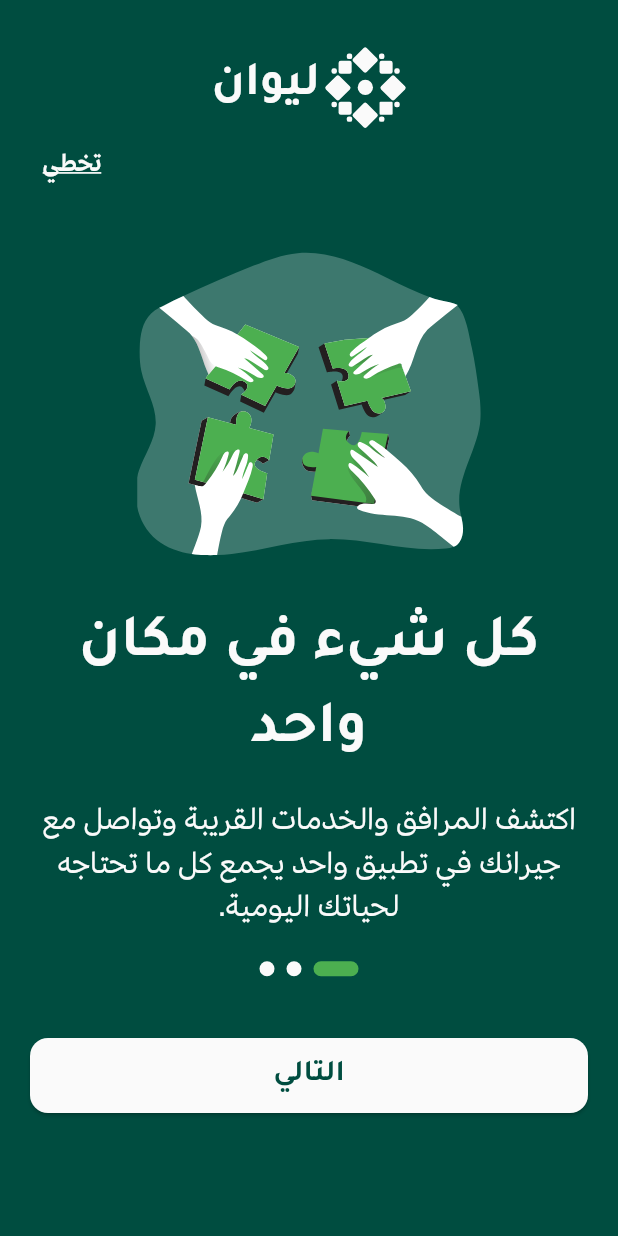
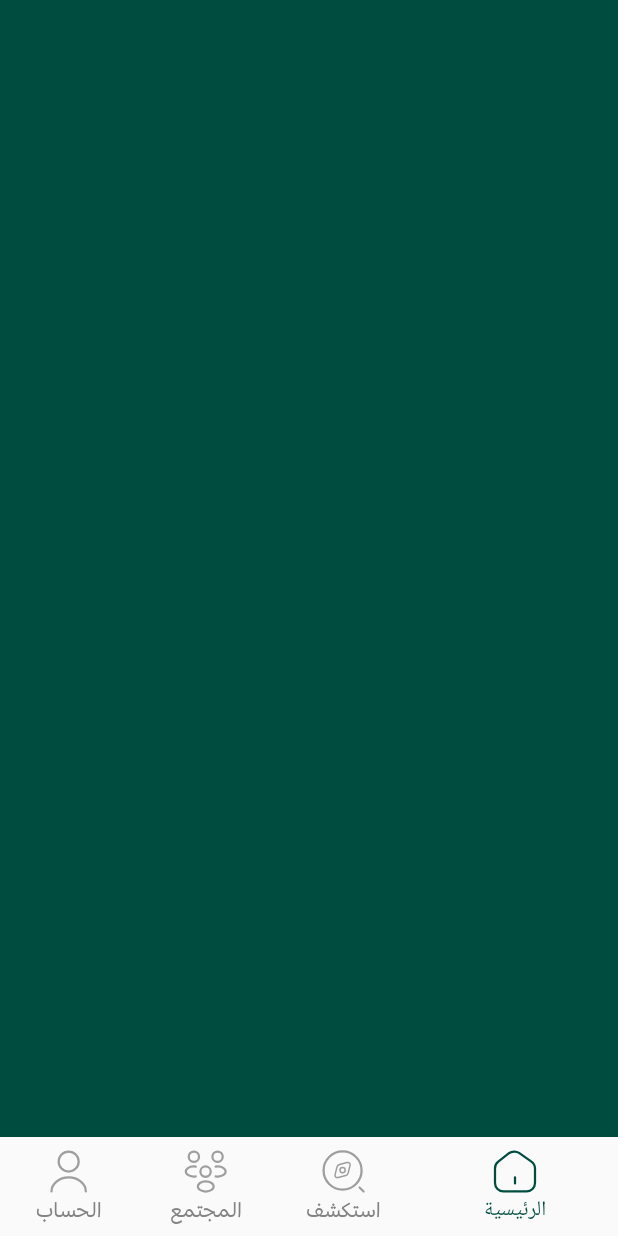
Before and after one commit to 73azn/Liwan, a Flutter app: the screen it shows after launch, on a phone screen of 412 x 824 dp. Run offline on Flutter 3.47's test engine with Material 3 defaults, Android fonts, the phone set to English and light mode, and no system bars; drawn by our look-alikes of smooth_page_indicator; our stand-ins replace easy_localization, flutter_screenutil, flutter_svg, pinput; missing offline and left inert: animated_switcher_plus; accounts and stored records are empty.

Commit message:
added nav

```diff
--- a/assets/lang/ar.json
+++ b/assets/lang/ar.json
@@ -46,5 +46,6 @@
     "event_central_area": "المنطقة المركزية",
     "event_health_sports": "الصحة والرياضة",
     "new": "جديد",
-    "event_new_recreational_area": "منطقة ترفيهية جديدة"
+    "event_new_recreational_area": "منطقة ترفيهية جديدة",
+    "profile":"الحساب"
 }
--- a/lib/main.dart
+++ b/lib/main.dart
@@ -3,6 +3,7 @@ import 'package:flutter_screenutil/flutter_screenutil.dart';
 import 'package:hackthon/commons/widgets/ctx_common.dart';
 import 'package:hackthon/screens/home/home_screen.dart';
 import 'package:hackthon/screens/login/login_screen.dart';
+import 'package:hackthon/screens/navigation/navigation_screen.dart';
 import 'package:hackthon/screens/on_boarding/on_boarding_screen.dart';
 import 'package:hackthon/screens/splash/splash_screen.dart';
 import 'package:hackthon/theme/app_theme.dart';
@@ -45,7 +46,8 @@ class MainApp extends StatelessWidget {
         //   ),
         // home: SplashScreen(),
         // home: LoginScreen(),
-        home: SplashScreen(),
+        home: NavigationScreen(),
+        // home: SplashScreen(),
       ),
     );
   }
--- a/lib/screens/navigation/navigation_screen.dart
+++ b/lib/screens/navigation/navigation_screen.dart
@@ -0,0 +1,83 @@
+import 'package:easy_localization/easy_localization.dart';
+import 'package:flutter/material.dart';
+import 'package:flutter_svg/svg.dart';
+import 'package:hackthon/commons/widgets/ctx_common.dart';
+import 'package:hackthon/theme/app_theme.dart';
+
+class NavigationScreen extends StatefulWidget {
+  const NavigationScreen({super.key});
+
+  @override
+  State<NavigationScreen> createState() => _NavigationScreenState();
+}
+
+class _NavigationScreenState extends State<NavigationScreen> {
+  int _selectedIndex = 0;
+  @override
+  Widget build(BuildContext context) {
+    return Scaffold(
+      bottomNavigationBar: BottomNavigationBar(
+        selectedItemColor: AppTheme.primary,
+        currentIndex: _selectedIndex,
+        showUnselectedLabels: true,
+        unselectedLabelStyle: context.smallTextRegular.copyWith(
+          color: AppTheme.gray1,
+        ),
+        unselectedItemColor: AppTheme.gray2,
+
+        onTap: (value) {
+          _selectedIndex = value;
+          setState(() {});
+        },
+        items: [
+          BottomNavigationBarItem(
+            // The icon when it's NOT selected
+            icon: SvgPicture.asset(
+              "assets/img/home-2.svg",
+              colorFilter: ColorFilter.mode(Colors.grey, BlendMode.srcIn),
+            ),
+            // ✨ The icon when it IS selected
+            activeIcon: SvgPicture.asset(
+              "assets/img/home-2.svg",
+              colorFilter: ColorFilter.mode(AppTheme.primary, BlendMode.srcIn),
+            ),
+            label: "main".tr(), // It's good practice to have labels
+          ),
+          BottomNavigationBarItem(
+            icon: SvgPicture.asset(
+              "assets/img/search-normal.svg",
+              colorFilter: ColorFilter.mode(Colors.grey, BlendMode.srcIn),
+            ),
+            activeIcon: SvgPicture.asset(
+              "assets/img/search-normal.svg",
+              colorFilter: ColorFilter.mode(AppTheme.primary, BlendMode.srcIn),
+            ),
+            label: "explore".tr(),
+          ),
+          BottomNavigationBarItem(
+            icon: SvgPicture.asset(
+              "assets/img/people.svg",
+              colorFilter: ColorFilter.mode(Colors.grey, BlendMode.srcIn),
+            ),
+            activeIcon: SvgPicture.asset(
+              "assets/img/people.svg",
+              colorFilter: ColorFilter.mode(AppTheme.primary, BlendMode.srcIn),
+            ),
+            label: "community".tr(),
+          ),
+          BottomNavigationBarItem(
+            icon: SvgPicture.asset(
+              "assets/img/user.svg",
+              colorFilter: ColorFilter.mode(Colors.grey, BlendMode.srcIn),
+            ),
+            activeIcon: SvgPicture.asset(
+              "assets/img/user.svg",
+              colorFilter: ColorFilter.mode(AppTheme.primary, BlendMode.srcIn),
+            ),
+            label: "profile".tr(),
+          ),
+        ],
+      ),
+    );
+  }
+}
```
Also changed, not shown: assets/img/home-2.svg (added), assets/img/people.svg (added), assets/img/search-normal.svg (added), assets/img/user.svg (added).
